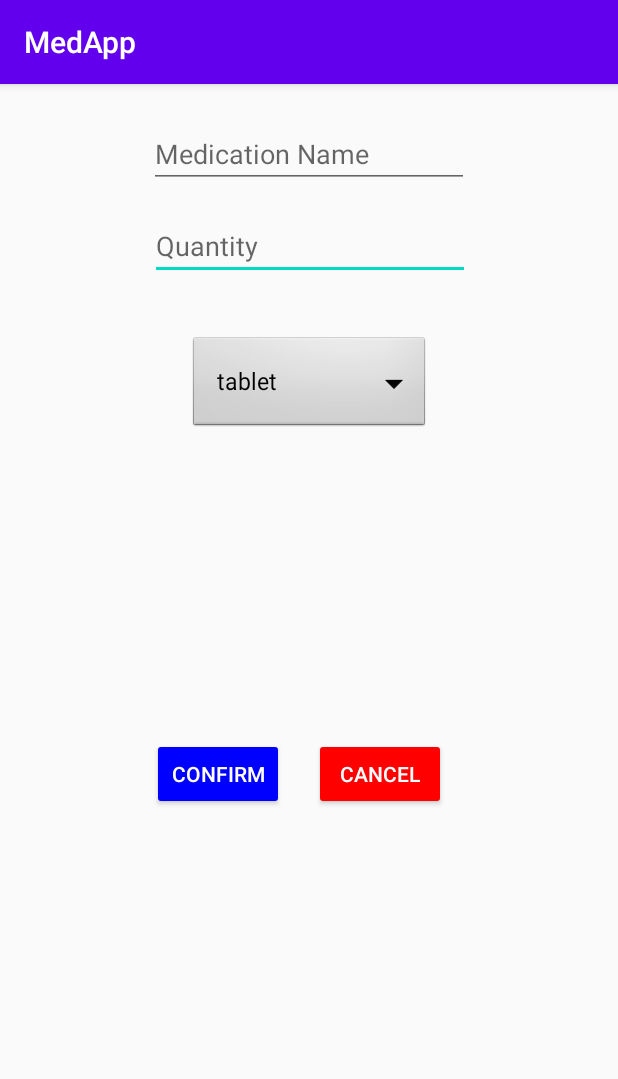
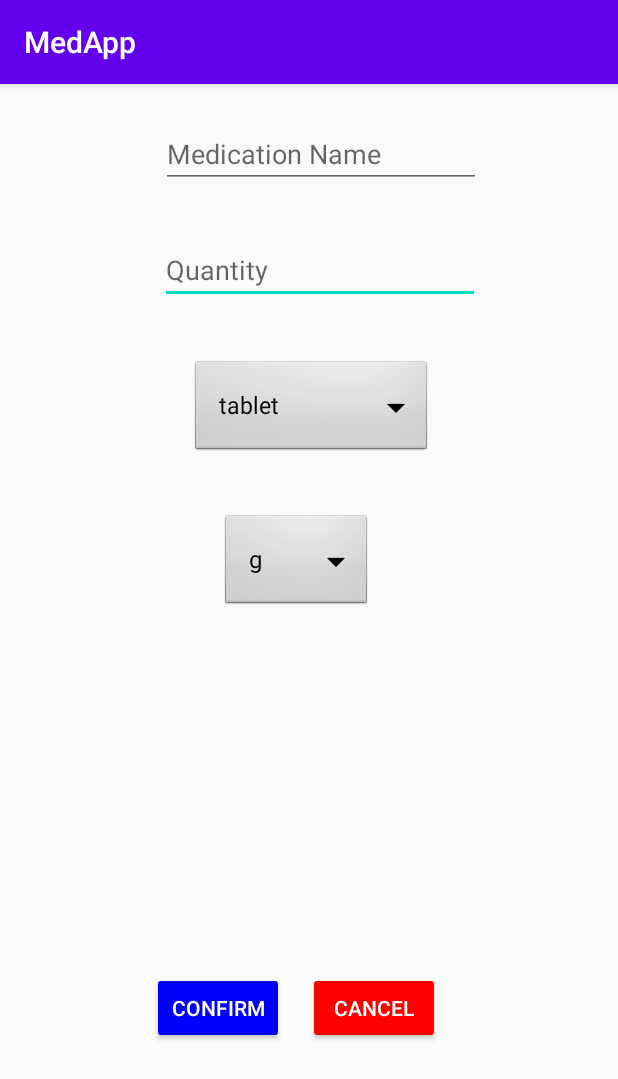
Before and after one commit to AllyInnes99/medapp, an Android app: the AddMedicationActivity screen opened directly, with no data from a screen before it, after a tap on "CONFIRM", on a phone screen of 412 x 824 dp. Shown: the top 1079 px of the screen. Run offline under Robolectric (Android 15) with nearby library versions, the phone set to English and light mode, and no system bars.

Commit message:
Implemented ability to pass MedicationModel object between intents. This will be useful for the refined method of adding medication

```diff
--- a/src/PrescriptionApp/app/src/main/AndroidManifest.xml
+++ b/src/PrescriptionApp/app/src/main/AndroidManifest.xml
@@ -11,7 +11,8 @@
         android:roundIcon="@mipmap/ic_launcher_round"
         android:supportsRtl="true"
         android:theme="@style/AppTheme">
-        <activity android:name=".UpdateActivity"></activity>
+        <activity android:name=".AddMedication2Activity"></activity>
+        <activity android:name=".UpdateActivity" />
         <activity android:name=".AddMedicationActivity" />
         <activity android:name=".MainActivity">
             <intent-filter>
--- a/src/PrescriptionApp/app/src/main/java/com/example/prescriptionapp/AddMedicationActivity.java
+++ b/src/PrescriptionApp/app/src/main/java/com/example/prescriptionapp/AddMedicationActivity.java
@@ -17,10 +17,11 @@ public class AddMedicationActivity extends AppCompatActivity {
 
     Button btn_add, btn_cancel;
     EditText et_name, et_quantity;
-    Spinner dropdown;
+    Spinner medTypeDropdown, measurementDropdown;
+    String selectedType, selectedMeasurement;
     final String[] medTypes = new String[] {"tablet", "pill", "injection", "powder", "suppository",
                                             "drops", "inhalers", "topical"};
-
+    final String[] measurements = new String[] {"g", "mg", "ml", "l"};
     @Override
     protected void onCreate(Bundle savedInstanceState) {
         super.onCreate(savedInstanceState);
@@ -30,15 +31,15 @@ public class AddMedicationActivity extends AppCompatActivity {
         btn_cancel = findViewById(R.id.button_cancel);
         et_name = findViewById(R.id.edit_name);
         et_quantity = findViewById(R.id.edit_quantity);
-        dropdown = findViewById(R.id.spinner1);
+        medTypeDropdown = findViewById(R.id.spinner1);
+        measurementDropdown = findViewById(R.id.spinner2);
 
-        ArrayAdapter<String> adapter = new ArrayAdapter<>(this, R.layout.support_simple_spinner_dropdown_item, medTypes);
-        dropdown.setAdapter(adapter);
-        dropdown.setOnItemSelectedListener((new AdapterView.OnItemSelectedListener() {
-
+        ArrayAdapter<String> medTypeAdapter = new ArrayAdapter<>(this, R.layout.support_simple_spinner_dropdown_item, medTypes);
+        medTypeDropdown.setAdapter(medTypeAdapter);
+        medTypeDropdown.setOnItemSelectedListener((new AdapterView.OnItemSelectedListener() {
             @Override
             public void onItemSelected(AdapterView<?> parent, View view, int position, long id) {
-                Toast.makeText(AddMedicationActivity.this, medTypes[position], Toast.LENGTH_SHORT ).show();
+                selectedType = medTypes[position];
             }
 
             @Override
@@ -47,6 +48,19 @@ public class AddMedicationActivity extends AppCompatActivity {
             }
         }));
 
+        final ArrayAdapter<String> measurementAdapter = new ArrayAdapter<>(this, R.layout.support_simple_spinner_dropdown_item, measurements);
+        measurementDropdown.setAdapter(measurementAdapter);
+        measurementDropdown.setOnItemSelectedListener((new AdapterView.OnItemSelectedListener() {
+            @Override
+            public void onItemSelected(AdapterView<?> parent, View view, int position, long id) {
+                selectedMeasurement = measurements[position];
+            }
+
+            @Override
+            public void onNothingSelected(AdapterView<?> parent) {
+
+            }
+        }));
 
         btn_add.setOnClickListener(new View.OnClickListener() {
             @Override
@@ -55,18 +69,25 @@ public class AddMedicationActivity extends AppCompatActivity {
                 MedicationModel model;
                 try {
                     String medicationName =  et_name.getText().toString();
-                    model = new MedicationModel(0,  medicationName, Integer.parseInt(et_quantity.getText().toString()), true);
+                    int quantity = Integer.parseInt(et_quantity.getText().toString());
+                    model = new MedicationModel(medicationName, quantity, selectedType, selectedMeasurement);
+                    Intent intent = new Intent(AddMedicationActivity.this, AddMedication2Activity.class);
+                    intent.putExtra("MedModel", model);
+                    startActivity(intent);
+
+
+                    /**
                     Toast.makeText(AddMedicationActivity.this, model.toString(), Toast.LENGTH_SHORT).show();
                     DatabaseHelper databaseHelper = new DatabaseHelper(AddMedicationActivity.this);
                     boolean success = databaseHelper.addMedication(model);
                     Toast.makeText(AddMedicationActivity.this, "success = " + success, Toast.LENGTH_SHORT).show();
+                    */
                 }
                 catch (Exception e){
                     Toast.makeText(AddMedicationActivity.this, e.toString(), Toast.LENGTH_SHORT).show();
                     model = new MedicationModel(-1, "error", 0, false);
                 }
             }
-
         });
 
         btn_cancel.setOnClickListener(new View.OnClickListener() {
--- a/src/PrescriptionApp/app/src/main/java/com/example/prescriptionapp/MedicationModel.java
+++ b/src/PrescriptionApp/app/src/main/java/com/example/prescriptionapp/MedicationModel.java
@@ -1,9 +1,10 @@
 package com.example.prescriptionapp;
 
+import java.io.Serializable;
 import java.util.ArrayList;
 import java.util.List;
 
-public class MedicationModel {
+public class MedicationModel implements Serializable {
 
     private int medicationId;
     private String name;
@@ -16,13 +17,6 @@ public class MedicationModel {
     private List<ApplicationModel> applications;
     private String profile;
 
-    /**
-     * Initialise a MedicationModel object
-     * @param id - unique identifier of medication
-     * @param name - the name of the medication
-     * @param quantity - how much medication has been taken
-     * @param isTaken - if the medication has been taken or not
-     */
     public MedicationModel(int id, String name, int quantity, boolean isTaken) {
         this.medicationId = id;
         this.name = name;
@@ -30,20 +24,14 @@ public class MedicationModel {
         this.isTaken = isTaken;
     }
 
+    public MedicationModel(String name, int quantity, String type, String measurement){
+        this.name = name;
+        this.quantity = quantity;
+        this.type = type;
+        this.measurement = measurement;
+    }
 
 
-    /**
-     * Initialise a MedicationModel object
-     * @param medicationId - unique identifier of medication
-     * @param name - the name of the medication
-     * @param quantity - how much medication has been taken
-     * @param isTaken - if the medication has been taken or no
-     * @param refillAt - value for when quantity hits for a refill reminder
-     * @param type - if the medication is a tablet, pill, etc.
-     * @param dayFrequency - if the medication is to be daily, weekly or custom
-     * @param measurement - what the medication is measured in
-     * @param profile - profile for who the medication is for
-     */
     public MedicationModel(int medicationId, String name, int quantity, boolean isTaken,
                            int refillAt, String type, String dayFrequency, String measurement,
                            String profile) {
--- a/src/PrescriptionApp/app/src/main/res/layout/activity_add_medication.xml
+++ b/src/PrescriptionApp/app/src/main/res/layout/activity_add_medication.xml
@@ -10,12 +10,14 @@
         android:id="@+id/edit_quantity"
         android:layout_width="wrap_content"
         android:layout_height="wrap_content"
-        android:layout_marginTop="16dp"
+        android:layout_marginStart="16dp"
+        android:layout_marginLeft="16dp"
+        android:layout_marginTop="32dp"
         android:ems="10"
         android:hint="@string/MedicationQuantity"
         android:inputType="number"
         app:layout_constraintEnd_toEndOf="parent"
-        app:layout_constraintHorizontal_bias="0.502"
+        app:layout_constraintHorizontal_bias="0.497"
         app:layout_constraintStart_toStartOf="parent"
         app:layout_constraintTop_toBottomOf="@+id/edit_name" />
 
@@ -23,6 +25,8 @@
         android:id="@+id/edit_name"
         android:layout_width="wrap_content"
         android:layout_height="wrap_content"
+        android:layout_marginStart="16dp"
+        android:layout_marginLeft="16dp"
         android:layout_marginTop="24dp"
         android:ems="10"
         android:hint="@string/MedicationName"
@@ -36,7 +40,7 @@
         style="@style/Widget.AppCompat.Button.Colored"
         android:layout_width="wrap_content"
         android:layout_height="wrap_content"
-        android:layout_marginBottom="284dp"
+        android:layout_marginBottom="128dp"
         android:backgroundTint="#0000FF"
         android:text="@string/confirm"
         app:layout_constraintBottom_toBottomOf="parent"
@@ -49,9 +53,9 @@
         style="@style/Widget.AppCompat.Button.Colored"
         android:layout_width="wrap_content"
         android:layout_height="wrap_content"
-        android:layout_marginStart="20dp"
-        android:layout_marginLeft="20dp"
-        android:layout_marginBottom="284dp"
+        android:layout_marginStart="16dp"
+        android:layout_marginLeft="16dp"
+        android:layout_marginBottom="128dp"
         android:backgroundTint="#FF0000"
         android:text="@string/cancel"
         app:layout_constraintBottom_toBottomOf="parent"
@@ -61,11 +65,26 @@
         android:id="@+id/spinner1"
         android:layout_width="wrap_content"
         android:layout_height="wrap_content"
+        android:layout_marginStart="16dp"
+        android:layout_marginLeft="16dp"
+        android:layout_marginTop="36dp"
         android:background="@android:drawable/btn_dropdown"
         android:spinnerMode="dropdown"
-        android:layout_marginTop="36dp"
         app:layout_constraintEnd_toEndOf="parent"
+        app:layout_constraintHorizontal_bias="0.473"
         app:layout_constraintStart_toStartOf="parent"
         app:layout_constraintTop_toBottomOf="@+id/edit_quantity" />
 
+    <Spinner
+        android:id="@+id/spinner2"
+        android:layout_width="wrap_content"
+        android:layout_height="wrap_content"
+        android:layout_marginTop="36dp"
+        android:layout_marginEnd="164dp"
+        android:layout_marginRight="164dp"
+        android:background="@android:drawable/btn_dropdown"
+        android:spinnerMode="dropdown"
+        app:layout_constraintEnd_toEndOf="parent"
+        app:layout_constraintTop_toBottomOf="@+id/spinner1" />
+
 </androidx.constraintlayout.widget.ConstraintLayout>
```
Also changed, not shown: src/PrescriptionApp/app/src/main/java/com/example/prescriptionapp/AddMedication2Activity.java (added, +18 -0 lines), src/PrescriptionApp/app/src/main/res/layout/activity_add_medication2.xml (added, +17 -0 lines).
